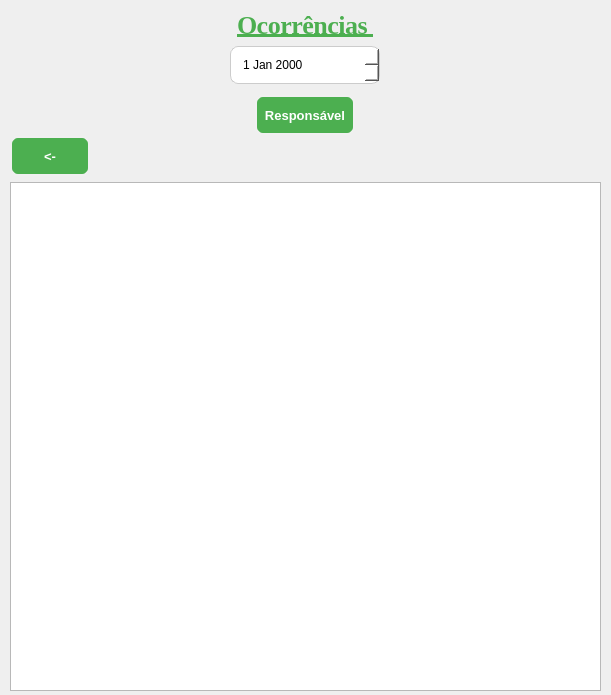
Senac-SOR-ADS/Gerenciamento-Escolar, file App/view/ui/report.ui: the form before one commit.
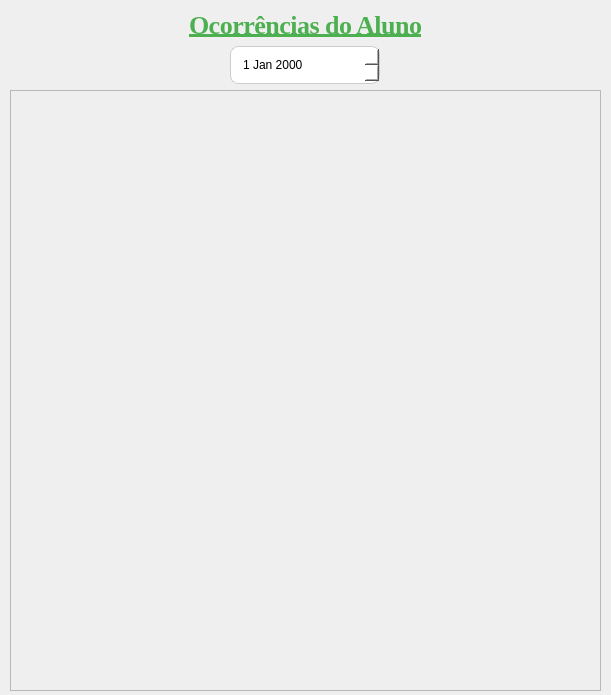
The form after the commit. Icons and pictures are not drawn.

What changed in the file:
```diff
--- a/App/view/ui/report.ui
+++ b/App/view/ui/report.ui
@@ -2,6 +2,9 @@
 <ui version="4.0">
  <class>Form</class>
  <widget class="QWidget" name="Form">
+  <property name="enabled">
+   <bool>true</bool>
+  </property>
   <property name="geometry">
    <rect>
     <x>0</x>
@@ -75,7 +78,7 @@
       <item alignment="Qt::AlignHCenter">
        <widget class="QLabel" name="label">
         <property name="text">
-         <string>Ocorrências </string>
+         <string>Ocorrências do Aluno</string>
         </property>
        </widget>
       </item>
@@ -103,25 +106,6 @@
       </property>
      </widget>
     </item>
-    <item alignment="Qt::AlignHCenter">
-     <widget class="QPushButton" name="pushButton_3">
-      <property name="minimumSize">
-       <size>
-        <width>100</width>
-        <height>40</height>
-       </size>
-      </property>
-      <property name="maximumSize">
-       <size>
-        <width>100</width>
-        <height>30</height>
-       </size>
-      </property>
-      <property name="text">
-       <string>Responsável</string>
-      </property>
-     </widget>
-    </item>
     <item>
      <layout class="QHBoxLayout" name="horizontalLayout_3"/>
     </item>
@@ -130,33 +114,22 @@
       <item>
        <layout class="QVBoxLayout" name="verticalLayout_6">
         <item>
-         <widget class="QPushButton" name="pushButton_4">
-          <property name="sizePolicy">
-           <sizepolicy hsizetype="Minimum" vsizetype="Fixed">
-            <horstretch>0</horstretch>
-            <verstretch>50</verstretch>
-           </sizepolicy>
+         <widget class="QScrollArea" name="scrollArea">
+          <property name="widgetResizable">
+           <bool>true</bool>
           </property>
-          <property name="minimumSize">
-           <size>
-            <width>0</width>
-            <height>0</height>
-           </size>
-          </property>
-          <property name="maximumSize">
-           <size>
-            <width>80</width>
-            <height>40</height>
-           </size>
-          </property>
-          <property name="text">
-           <string>&lt;-</string>
-          </property>
+          <widget class="QWidget" name="scrollAreaWidgetContents">
+           <property name="geometry">
+            <rect>
+             <x>0</x>
+             <y>0</y>
+             <width>583</width>
+             <height>583</height>
+            </rect>
+           </property>
+          </widget>
          </widget>
         </item>
-        <item>
-         <widget class="QListWidget" name="listWidget_2"/>
-        </item>
        </layout>
       </item>
      </layout>
```
Left out of the diff: 8 changed lines with no effect on the pictures.
